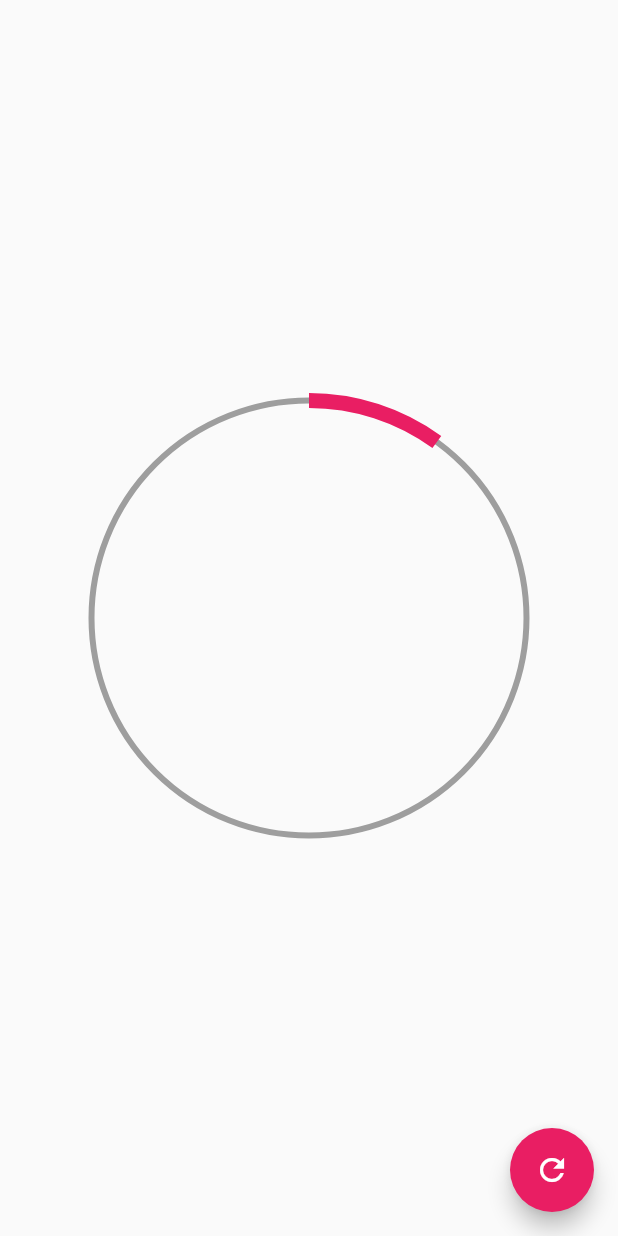
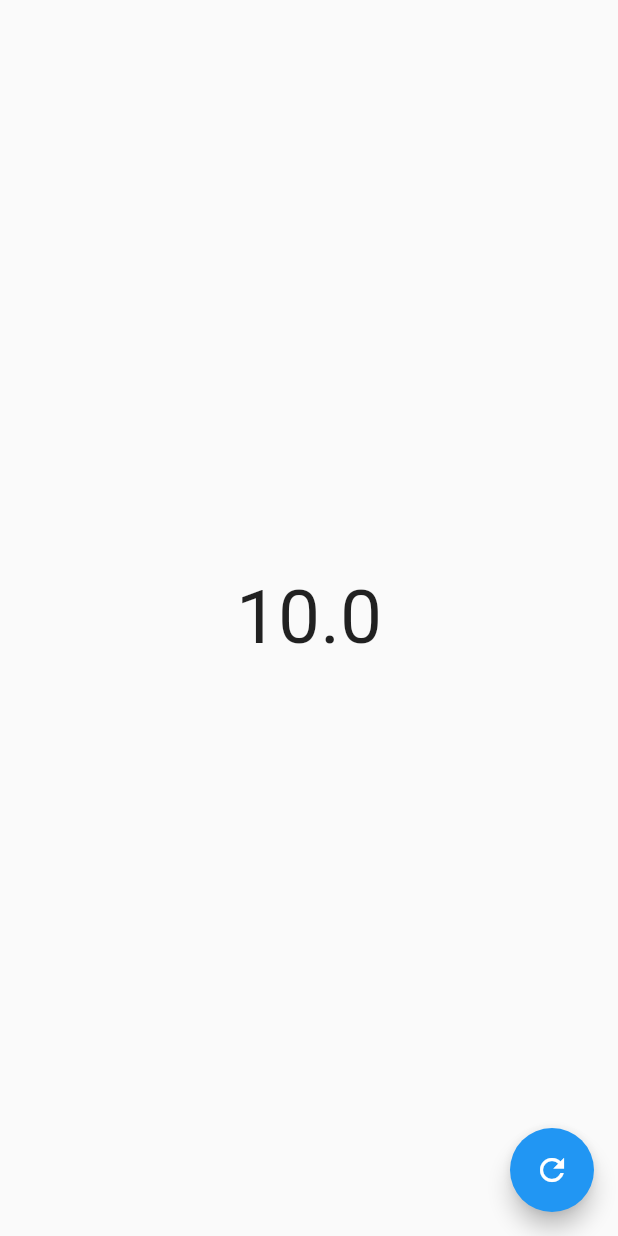
Before and after one commit to BryanParada/designsAppFM, a Flutter app: the screen it shows after launch, after a tap on the "refresh" icon, on a phone screen of 412 x 824 dp. Run offline on Flutter 3.47's test engine with Material 2 defaults, Android fonts, the phone set to English and light mode, and no system bars.

```diff
--- a/lib/main.dart
+++ b/lib/main.dart
@@ -1,7 +1,8 @@
 
 //import 'package:designs_backgrounds/src/pages/animations_page.dart';
 //import 'package:designs_backgrounds/src/pages/headers_page.dart';
-import 'package:designs_backgrounds/src/pages/circular_progress_page.dart';
+//import 'package:designs_backgrounds/src/labs/circular_progress_page.dart';
+import 'package:designs_backgrounds/src/pages/graphs_circular_page.dart';
 import 'package:flutter/material.dart';
 
 void main() => runApp(const MyApp());
@@ -14,7 +15,7 @@ class MyApp extends StatelessWidget {
     return MaterialApp(
       debugShowCheckedModeBanner: false,
       title: 'Designs App',
-      home: CircularProgressPage()
+      home: GraphCircularPage()
     );
   }
 }
--- /dev/null
+++ b/lib/src/pages/graphs_circular_page.dart
@@ -0,0 +1,35 @@
+import 'package:flutter/material.dart';
+
+class GraphCircularPage extends StatefulWidget {
+
+  @override
+  State<GraphCircularPage> createState() => _GraphCircularPageState();
+}
+
+class _GraphCircularPageState extends State<GraphCircularPage> {
+
+  double percentage = 0.0;
+
+  @override
+  Widget build(BuildContext context) {
+    return Scaffold(
+      floatingActionButton: FloatingActionButton(
+        child: Icon(Icons.refresh),
+        onPressed: (){
+             setState(() {
+                percentage += 10;
+                if(percentage >100 )
+                {
+                  percentage = 0;
+                }
+
+             });
+
+        },
+      ),
+      body: Center(
+        child: Text('${percentage}', style: TextStyle(fontSize: 50.0))),
+        // child: CircularProgress(50, Color, ),
+    );
+  }
+}
```
Also changed, not shown: lib/src/labs/circular_progress_page.dart (renamed from lib/src/pages/circular_progress_page.dart).
